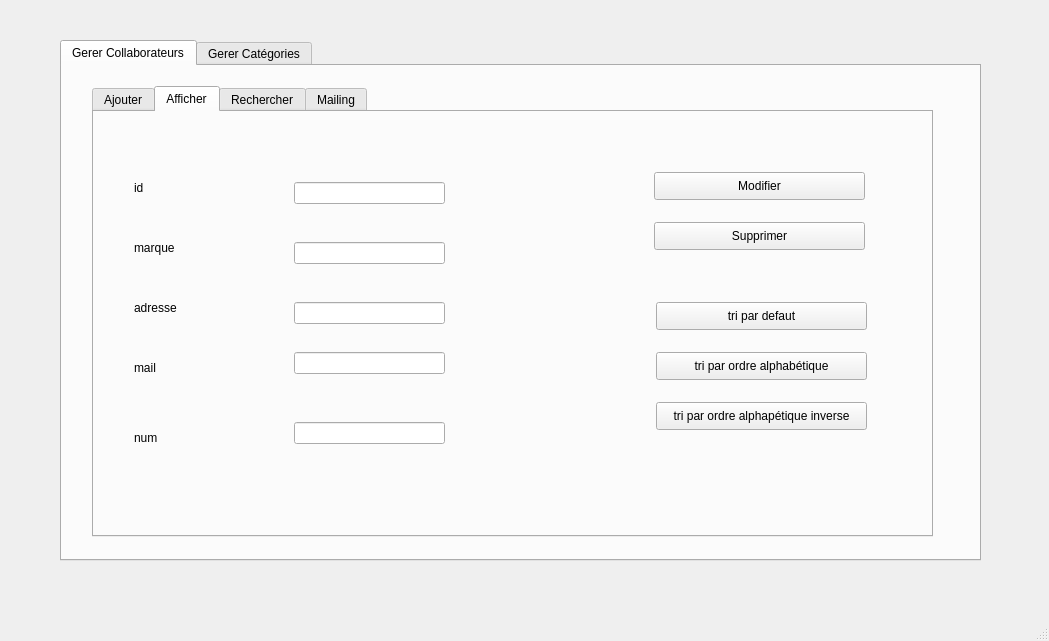
This is Gestion_Collaborateurs/mainwindow.ui in Achref-Hamdi/Smart_Wedding_Reception_2A12 as Qt 5 draws it before an edit. The edited form follows.
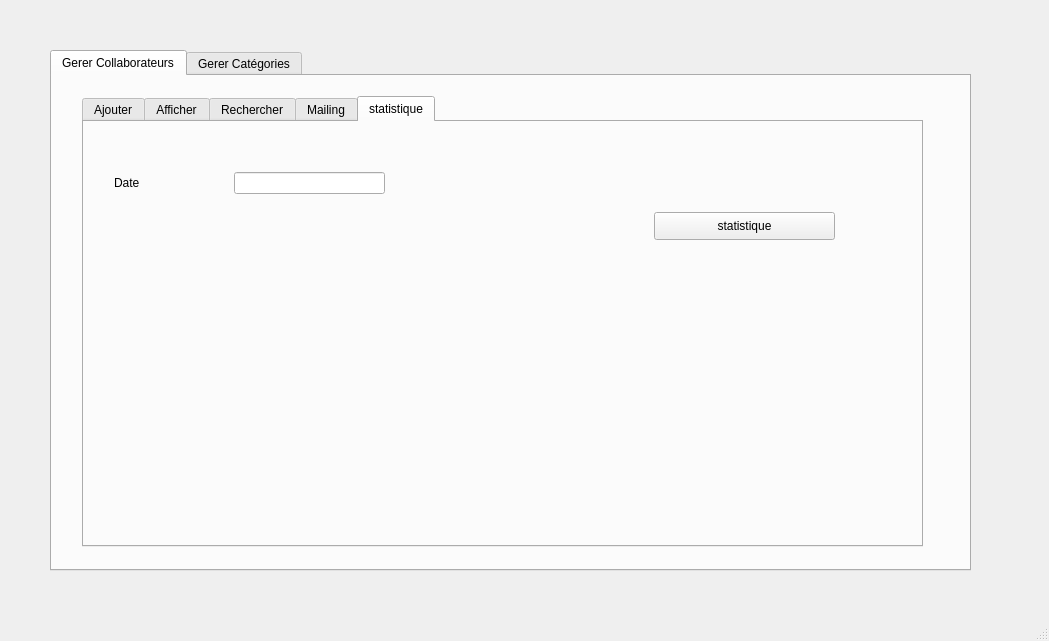
This is the edited form. The open tabs and pages were chosen to show the change.

Patch:
```diff
--- a/Gestion_Collaborateurs/mainwindow.ui
+++ b/Gestion_Collaborateurs/mainwindow.ui
@@ -17,8 +17,8 @@
    <widget class="QTabWidget" name="tabWidget">
     <property name="geometry">
      <rect>
-      <x>60</x>
-      <y>40</y>
+      <x>50</x>
+      <y>50</y>
       <width>921</width>
       <height>521</height>
      </rect>
@@ -161,7 +161,7 @@
          </rect>
         </property>
        </widget>
-       <widget class="QPushButton" name="pushButton">
+       <widget class="QPushButton" name="ajouter">
         <property name="geometry">
          <rect>
           <x>570</x>
@@ -175,141 +175,11 @@
         </property>
        </widget>
       </widget>
-      <widget class="QWidget" name="tab_4">
+      <widget class="QWidget" name="tabCollaborateur">
        <attribute name="title">
         <string>Afficher</string>
        </attribute>
-       <widget class="QLabel" name="label_6">
-        <property name="geometry">
-         <rect>
-          <x>40</x>
-          <y>60</y>
-          <width>121</width>
-          <height>31</height>
-         </rect>
-        </property>
-        <property name="text">
-         <string>id</string>
-        </property>
-       </widget>
-       <widget class="QLabel" name="label_7">
-        <property name="geometry">
-         <rect>
-          <x>40</x>
-          <y>120</y>
-          <width>121</width>
-          <height>31</height>
-         </rect>
-        </property>
-        <property name="text">
-         <string>marque</string>
-        </property>
-       </widget>
-       <widget class="QLabel" name="label_8">
-        <property name="geometry">
-         <rect>
-          <x>40</x>
-          <y>180</y>
-          <width>121</width>
-          <height>31</height>
-         </rect>
-        </property>
-        <property name="text">
-         <string>adresse</string>
-        </property>
-       </widget>
-       <widget class="QLabel" name="label_9">
-        <property name="geometry">
-         <rect>
-          <x>40</x>
-          <y>240</y>
-          <width>121</width>
-          <height>31</height>
-         </rect>
-        </property>
-        <property name="text">
-         <string>mail</string>
-        </property>
-       </widget>
-       <widget class="QLabel" name="label_10">
-        <property name="geometry">
-         <rect>
-          <x>40</x>
-          <y>310</y>
-          <width>121</width>
-          <height>31</height>
-         </rect>
-        </property>
-        <property name="text">
-         <string>num</string>
-        </property>
-       </widget>
-       <widget class="QLineEdit" name="lineEdit_id_collab_2">
-        <property name="geometry">
-         <rect>
-          <x>200</x>
-          <y>70</y>
-          <width>151</width>
-          <height>22</height>
-         </rect>
-        </property>
-        <property name="readOnly">
-         <bool>true</bool>
-        </property>
-       </widget>
-       <widget class="QLineEdit" name="lineEdit_marque_collab_2">
-        <property name="geometry">
-         <rect>
-          <x>200</x>
-          <y>130</y>
-          <width>151</width>
-          <height>22</height>
-         </rect>
-        </property>
-        <property name="readOnly">
-         <bool>true</bool>
-        </property>
-       </widget>
-       <widget class="QLineEdit" name="lineEdit_adresse_collab_2">
-        <property name="geometry">
-         <rect>
-          <x>200</x>
-          <y>190</y>
-          <width>151</width>
-          <height>22</height>
-         </rect>
-        </property>
-        <property name="readOnly">
-         <bool>true</bool>
-        </property>
-       </widget>
-       <widget class="QLineEdit" name="lineEdit_mail_collab_2">
-        <property name="geometry">
-         <rect>
-          <x>200</x>
-          <y>240</y>
-          <width>151</width>
-          <height>22</height>
-         </rect>
-        </property>
-        <property name="readOnly">
-         <bool>true</bool>
-        </property>
-       </widget>
-       <widget class="QLineEdit" name="lineEdit_num_collab_2">
-        <property name="geometry">
-         <rect>
-          <x>200</x>
-          <y>310</y>
-          <width>151</width>
-          <height>22</height>
-         </rect>
-        </property>
-        <property name="readOnly">
-         <bool>true</bool>
-        </property>
-       </widget>
-       <widget class="QPushButton" name="pushButton_3">
+       <widget class="QPushButton" name="modifier">
         <property name="geometry">
          <rect>
           <x>560</x>
@@ -322,7 +192,7 @@
          <string>Modifier</string>
         </property>
        </widget>
-       <widget class="QPushButton" name="pushButton_4">
+       <widget class="QPushButton" name="supprimer">
         <property name="geometry">
          <rect>
           <x>560</x>
@@ -335,7 +205,7 @@
          <string>Supprimer</string>
         </property>
        </widget>
-       <widget class="QPushButton" name="pushButton_5">
+       <widget class="QPushButton" name="tri_par_defaut">
         <property name="geometry">
          <rect>
           <x>562</x>
@@ -348,7 +218,7 @@
          <string>tri par defaut</string>
         </property>
        </widget>
-       <widget class="QPushButton" name="pushButton_6">
+       <widget class="QPushButton" name="tri_ordre_alph">
         <property name="geometry">
          <rect>
           <x>562</x>
@@ -361,7 +231,7 @@
          <string>tri par ordre alphabétique</string>
         </property>
        </widget>
-       <widget class="QPushButton" name="pushButton_7">
+       <widget class="QPushButton" name="tri_ordre_alpha_inv">
         <property name="geometry">
          <rect>
           <x>562</x>
@@ -433,7 +303,7 @@
          <string>mail</string>
         </property>
        </widget>
-       <widget class="QLineEdit" name="lineEdit">
+       <widget class="QLineEdit" name="lineEdit_mail_collab_3">
         <property name="geometry">
          <rect>
           <x>270</x>
@@ -480,6 +350,47 @@
         </property>
        </widget>
       </widget>
+      <widget class="QWidget" name="tab_4">
+       <attribute name="title">
+        <string>statistique</string>
+       </attribute>
+       <widget class="QLabel" name="label_22">
+        <property name="geometry">
+         <rect>
+          <x>30</x>
+          <y>50</y>
+          <width>111</width>
+          <height>21</height>
+         </rect>
+        </property>
+        <property name="text">
+         <string>Date</string>
+        </property>
+       </widget>
+       <widget class="QLineEdit" name="lineEdit">
+        <property name="geometry">
+         <rect>
+          <x>150</x>
+          <y>50</y>
+          <width>151</width>
+          <height>22</height>
+         </rect>
+        </property>
+       </widget>
+       <widget class="QPushButton" name="pushButton">
+        <property name="geometry">
+         <rect>
+          <x>570</x>
+          <y>90</y>
+          <width>181</width>
+          <height>28</height>
+         </rect>
+        </property>
+        <property name="text">
+         <string>statistique</string>
+        </property>
+       </widget>
+      </widget>
      </widget>
     </widget>
     <widget class="QWidget" name="tab_2">
```
Left out of the diff: 41 changed lines with no effect on the pictures.
